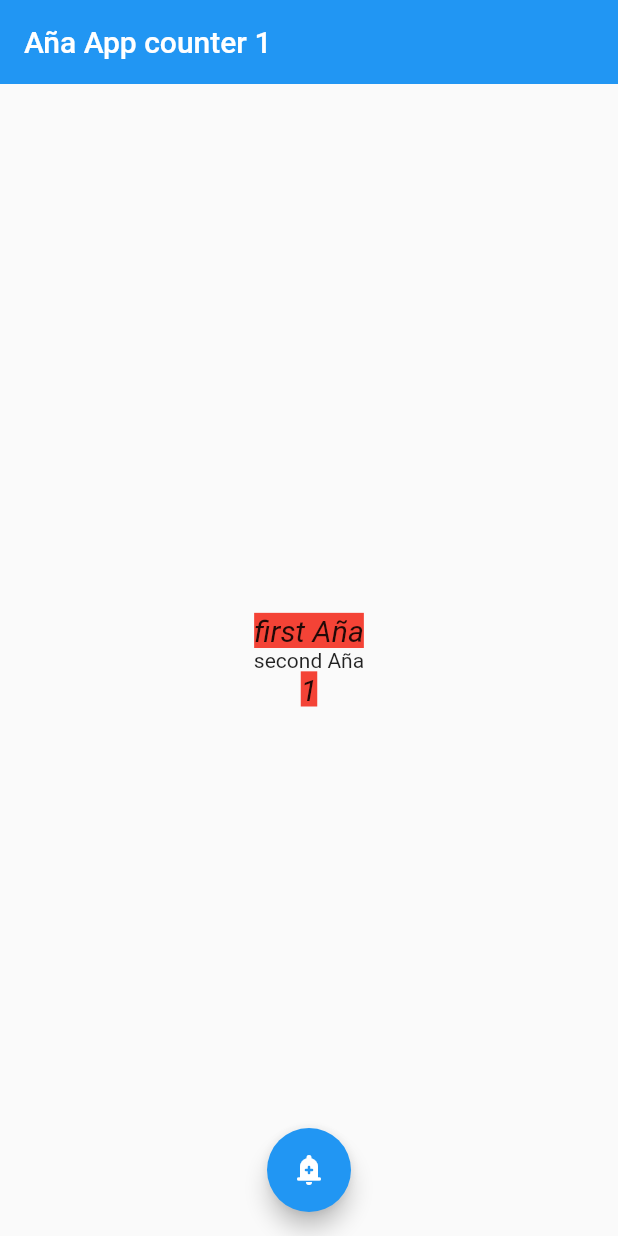
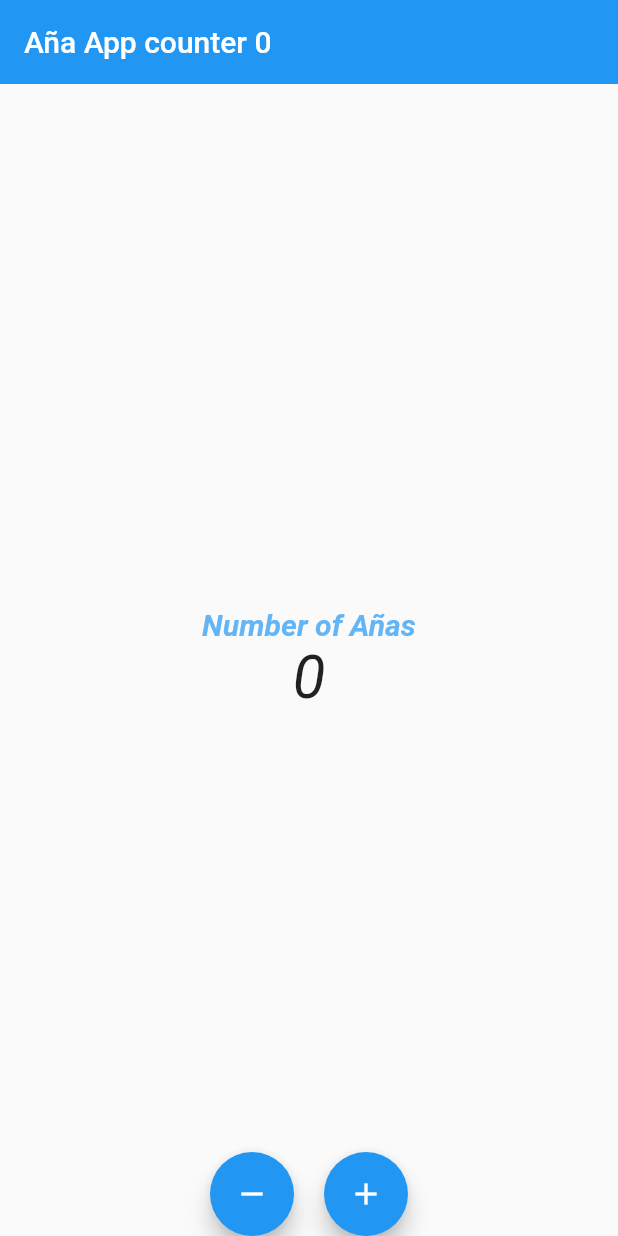
Before and after one commit to cuauhtlahuac/flutter_fer_herrera, a Flutter app: the screen it shows after launch, on a phone screen of 412 x 824 dp. Run offline on Flutter 3.47's test engine with Material 2 defaults, Android fonts, the phone set to English and light mode, and no system bars; Roboto replaces fonts that are missing (arial).

Commit message:
style: mergin styles and stylizing texts

```diff
--- a/flutter_first_app/lib/screens/counter_screen.dart
+++ b/flutter_first_app/lib/screens/counter_screen.dart
@@ -1,10 +1,7 @@
 import 'package:flutter/material.dart';
 
-const TextStyle myTextStyle = TextStyle(
-    backgroundColor: Colors.red,
-    fontStyle: FontStyle.italic,
-    fontFamily: "arial",
-    fontSize: 20);
+TextStyle myTextStyle = const TextStyle(
+    fontStyle: FontStyle.italic, fontFamily: "arial", fontSize: 40);
 
 class CounterScreen extends StatefulWidget {
   const CounterScreen({Key? key}) : super(key: key);
@@ -14,7 +11,7 @@ class CounterScreen extends StatefulWidget {
 }
 
 class _CounterScreenState extends State<CounterScreen> {
-  int count = 1;
+  int count = 0;
   @override
   Widget build(BuildContext context) {
     return Scaffold(
@@ -26,11 +23,13 @@ class _CounterScreenState extends State<CounterScreen> {
         child: Column(
           mainAxisAlignment: MainAxisAlignment.center,
           children: [
-            const Text(
-              'first Aña',
-              style: myTextStyle,
+            Text(
+              'Number of Añas',
+              style: myTextStyle.merge(TextStyle(
+                  color: Colors.blue.shade300,
+                  fontSize: 20,
+                  fontWeight: FontWeight.bold)),
             ),
-            const Text('second Aña'),
             Text(
               '$count',
               style: myTextStyle,
@@ -38,15 +37,32 @@ class _CounterScreenState extends State<CounterScreen> {
           ],
         ),
       ),
-      floatingActionButtonLocation: FloatingActionButtonLocation.centerFloat,
-      floatingActionButton: FloatingActionButton(
+      floatingActionButtonLocation: FloatingActionButtonLocation.centerDocked,
+      floatingActionButton: Row(
+        mainAxisAlignment: MainAxisAlignment.center,
+        crossAxisAlignment: CrossAxisAlignment.center,
+        children: [
+          FloatingActionButton(
+              onPressed: () {
+                count--;
+                setState(() {});
+              },
+              tooltip: 'Decrement Counter',
+              // Icon es un widget especializado en mostrar Icons
+              child: const Icon(Icons.remove)),
+          const SizedBox(
+            width: 20,
+          ),
+          FloatingActionButton(
               onPressed: () {
                 count++;
                 setState(() {});
               },
               tooltip: 'Increment Counter',
               // Icon es un widget especializado en mostrar Icons
-          child: const Icon(Icons.add_alert_rounded)),
+              child: const Icon(Icons.add)),
+        ],
+      ),
     );
   }
 }
```
Lines whose indentation alone changed are shown as unchanged.
